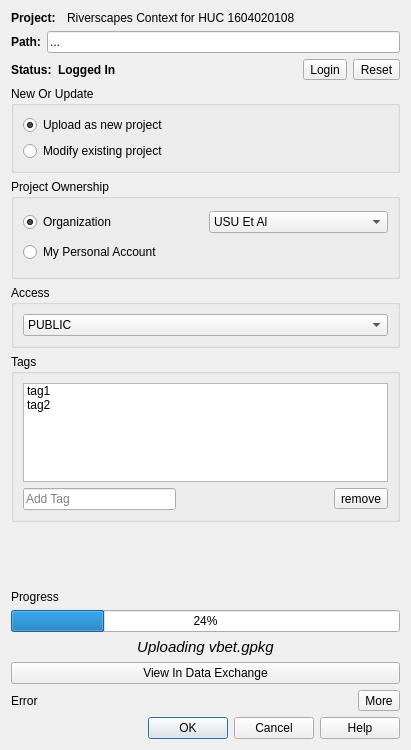
Qt form src/ui/project_upload_dialog.ui (Riverscapes/QRAVEPlugin) before a commit.
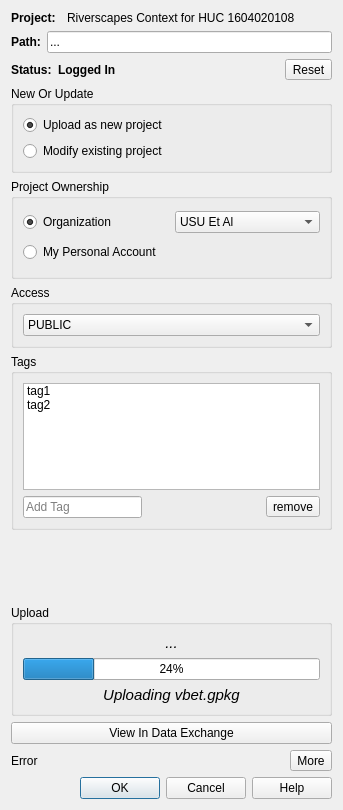
The same form after that commit.

```diff
--- a/src/ui/project_upload_dialog.ui
+++ b/src/ui/project_upload_dialog.ui
@@ -6,8 +6,8 @@
    <rect>
     <x>0</x>
     <y>0</y>
-    <width>411</width>
-    <height>750</height>
+    <width>343</width>
+    <height>810</height>
    </rect>
   </property>
   <property name="windowTitle">
@@ -121,13 +121,6 @@
        </property>
       </spacer>
      </item>
-     <item>
-      <widget class="QToolButton" name="loginBtn">
-       <property name="text">
-        <string>Login</string>
-       </property>
-      </widget>
-     </item>
      <item>
       <widget class="QToolButton" name="loginResetBtn">
        <property name="text">
@@ -323,9 +316,25 @@
     </spacer>
    </item>
    <item>
-    <widget class="QLabel" name="progressLabel">
+    <widget class="QGroupBox" name="uploadGroup">
+     <property name="title">
+      <string>Upload</string>
+     </property>
+     <layout class="QVBoxLayout" name="verticalLayout_6">
+      <item>
+       <widget class="QLabel" name="todoLabel">
+        <property name="font">
+         <font>
+          <pointsize>11</pointsize>
+          <italic>true</italic>
+          <underline>false</underline>
+         </font>
+        </property>
      <property name="text">
-      <string>Progress</string>
+         <string>...</string>
+        </property>
+        <property name="alignment">
+         <set>Qt::AlignCenter</set>
      </property>
     </widget>
    </item>
@@ -350,6 +359,9 @@
      <property name="alignment">
       <set>Qt::AlignCenter</set>
      </property>
+       </widget>
+      </item>
+     </layout>
     </widget>
    </item>
    <item>
```
Lines whose indentation alone changed are shown as unchanged.
